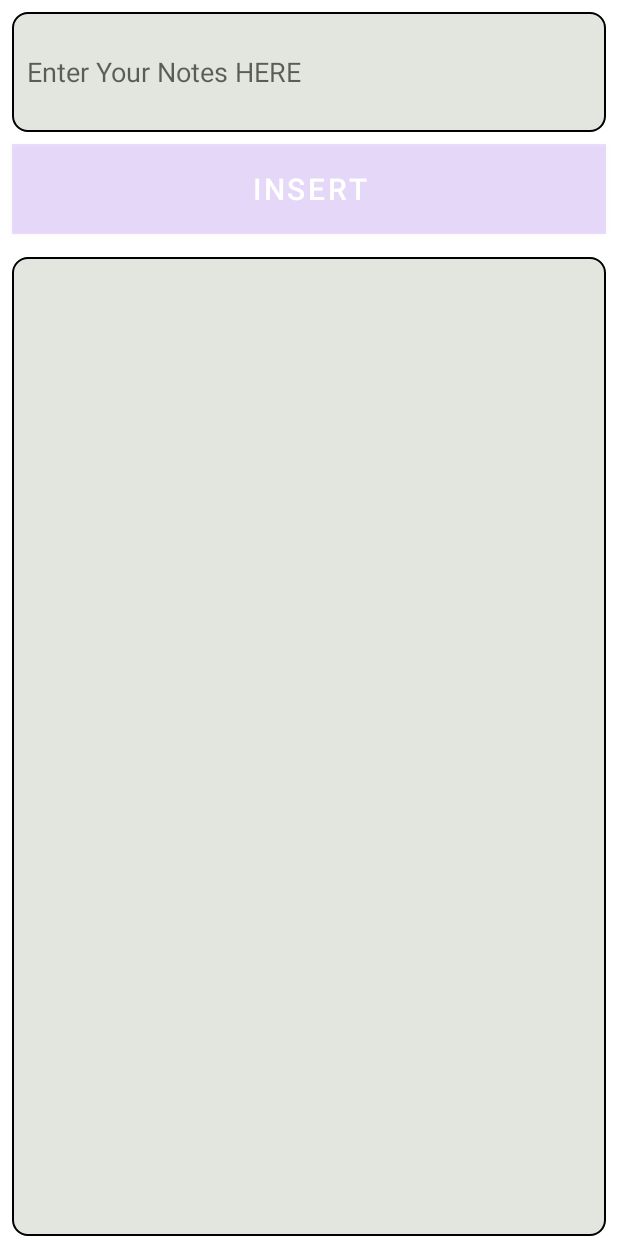
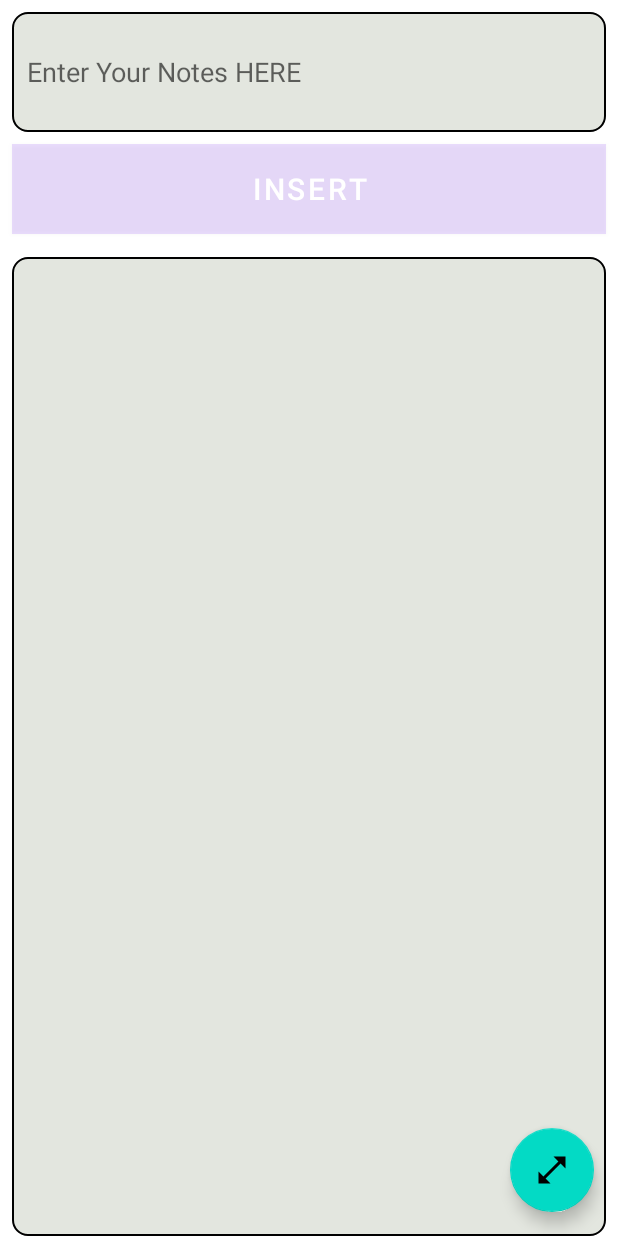
Before and after one commit to kyahaisab/Monitoring-App, an Android app: the layout activity_main.xml on its own in the app's theme, with its tools: preview values and no code run, on a phone screen of 412 x 824 dp. Run offline under Robolectric (Android 15) with nearby library versions, the phone set to English and light mode, and no system bars.

Commit message:
added other params like location,internet, etc. Improved recyclerview and app theme.

```diff
--- a/app/src/main/AndroidManifest.xml
+++ b/app/src/main/AndroidManifest.xml
@@ -25,4 +25,7 @@
         <receiver android:name=".alarmManager.MyBroadCastReceiver"></receiver>
     </application>
 
+    <uses-permission android:name="android.permission.BLUETOOTH" android:required="false" />
+    <uses-permission android:name="android.permission.ACCESS_WIFI_STATE" />
+    <uses-permission android:name="android.permission.ACCESS_NETWORK_STATE" />
 </manifest>
--- /dev/null
+++ b/app/src/main/res/drawable/ic_baseline_open_in_full_24.xml
@@ -0,0 +1,10 @@
+<vector xmlns:android="http://schemas.android.com/apk/res/android"
+    android:width="24dp"
+    android:height="24dp"
+    android:viewportWidth="24"
+    android:viewportHeight="24"
+    android:tint="?attr/colorControlNormal">
+  <path
+      android:fillColor="@android:color/white"
+      android:pathData="M21,11l0,-8l-8,0l3.29,3.29l-10,10l-3.29,-3.29l0,8l8,0l-3.29,-3.29l10,-10z"/>
+</vector>
--- a/app/src/main/res/layout/activity_display.xml
+++ b/app/src/main/res/layout/activity_display.xml
@@ -15,6 +15,7 @@
         android:padding="@dimen/padding"
         android:textSize="30sp"
         android:scrollbars="vertical"
+        android:layout_margin="5dp"
         app:layout_constraintStart_toStartOf="parent"
         app:layout_constraintTop_toTopOf="parent"
         app:layout_constraintEnd_toEndOf="parent"/>
--- a/app/src/main/res/layout/activity_main.xml
+++ b/app/src/main/res/layout/activity_main.xml
@@ -35,17 +35,31 @@
         android:id="@+id/recyclerView"
         android:layout_width="0dp"
         android:layout_height="0dp"
+        android:layout_marginStart="8dp"
         android:layout_marginTop="15dp"
-        android:layout_marginStart="8dp"
         android:layout_marginEnd="8dp"
         android:background="@drawable/bordered"
+        android:paddingLeft="@dimen/padding"
         android:paddingTop="5dp"
-        android:paddingLeft="@dimen/padding"
         android:paddingEnd="@dimen/padding"
-        app:layout_constraintTop_toBottomOf="@id/addButton"
+        android:scrollbars="vertical"
+        app:layout_constraintBottom_toBottomOf="parent"
+        app:layout_constraintEnd_toEndOf="parent"
         app:layout_constraintStart_toStartOf="parent"
+        app:layout_constraintTop_toBottomOf="@id/addButton" />
+
+    <com.google.android.material.floatingactionbutton.FloatingActionButton
+        android:id="@+id/fab"
+        android:layout_width="wrap_content"
+        android:layout_height="wrap_content"
+        android:layout_gravity="end|bottom"
+        android:scrollbars="vertical"
+        android:scrollbarStyle="insideOverlay"
+        android:scrollbarSize="3dp"
+        android:src="@drawable/ic_baseline_open_in_full_24"
+        android:contentDescription="coolBar"
+        app:layout_constraintBottom_toBottomOf="parent"
         app:layout_constraintEnd_toEndOf="parent"
-        app:layout_constraintBottom_toBottomOf="parent"
-        />
+        android:layout_margin="16dp" />
 
 </androidx.constraintlayout.widget.ConstraintLayout>
--- a/app/src/main/res/values/themes.xml
+++ b/app/src/main/res/values/themes.xml
@@ -1,6 +1,6 @@
 <resources xmlns:tools="http://schemas.android.com/tools">
     <!-- Base application theme. -->
-    <style name="Theme.NotesApp" parent="Theme.MaterialComponents.DayNight.DarkActionBar">
+    <style name="Theme.NotesApp" parent="Theme.MaterialComponents.DayNight.NoActionBar">
         <!-- Primary brand color. -->
         <item name="colorPrimary">@color/purple_500</item>
         <item name="colorPrimaryVariant">@color/purple_700</item>
@@ -10,7 +10,7 @@
         <item name="colorSecondaryVariant">@color/teal_700</item>
         <item name="colorOnSecondary">@color/black</item>
         <!-- Status bar color. -->
-        <item name="android:statusBarColor" tools:targetApi="l">?attr/colorPrimaryVariant</item>
+        <item name="android:statusBarColor" tools:targetApi="l">@color/teal_200</item>
         <!-- Customize your theme here. -->
     </style>
 </resources>
```
Also changed, not shown: app/src/main/java/com/example/notesapp/Display.kt (+6 -2 lines), app/src/main/java/com/example/notesapp/MainActivity.kt (+8 -0 lines), app/src/main/java/com/example/notesapp/worker/MyWorkerService.kt (+60 -4 lines).
